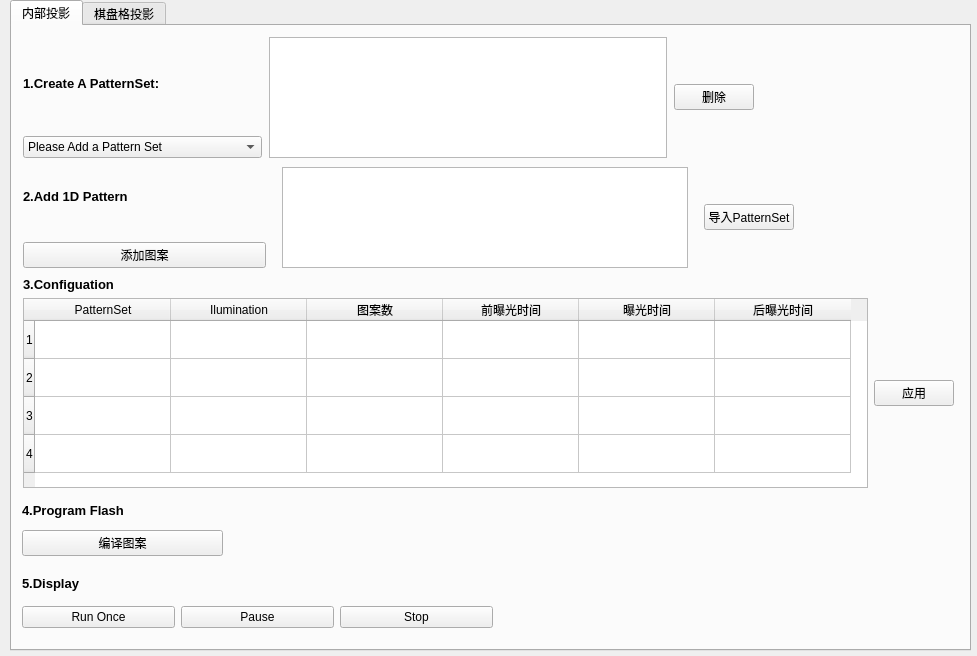
Old version of the form module/Com_DLP/dlpconfigui.ui in the repository IICTCVGaoCeSoftware/EyeStack.
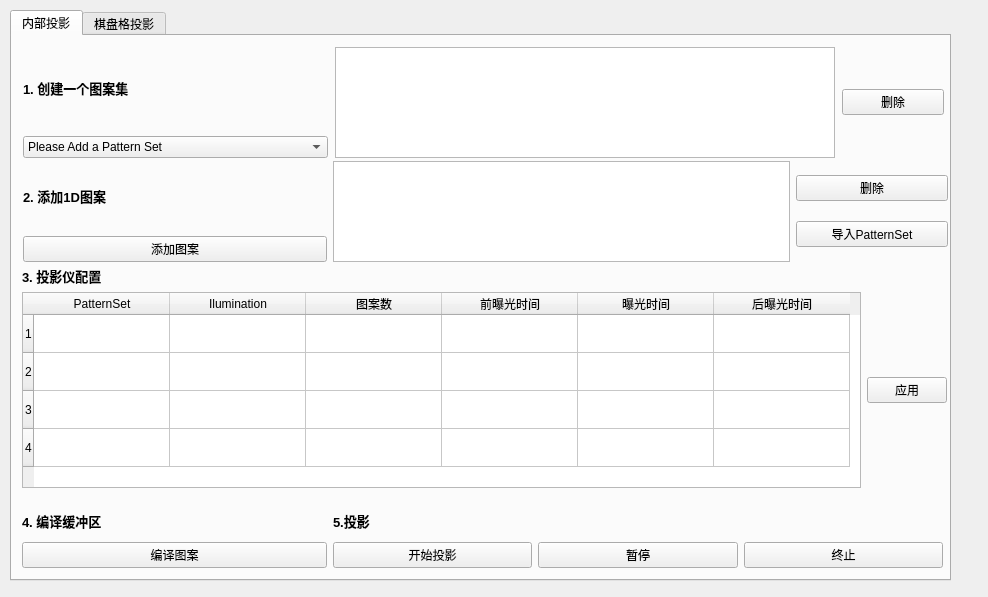
New version of the form. The open tabs and pages were chosen to show the change. Icons and pictures are not drawn.

Patch:
```diff
--- a/module/Com_DLP/dlpconfigui.ui
+++ b/module/Com_DLP/dlpconfigui.ui
@@ -6,8 +6,8 @@
    <rect>
     <x>0</x>
     <y>0</y>
-    <width>977</width>
-    <height>656</height>
+    <width>988</width>
+    <height>597</height>
    </rect>
   </property>
   <property name="windowTitle">
@@ -17,11 +17,17 @@
    <property name="geometry">
     <rect>
      <x>10</x>
-     <y>0</y>
-     <width>961</width>
-     <height>651</height>
+     <y>10</y>
+     <width>941</width>
+     <height>571</height>
     </rect>
    </property>
+   <property name="sizePolicy">
+    <sizepolicy hsizetype="Expanding" vsizetype="Expanding">
+     <horstretch>2</horstretch>
+     <verstretch>0</verstretch>
+    </sizepolicy>
+   </property>
    <property name="tabPosition">
     <enum>QTabWidget::North</enum>
    </property>
@@ -29,69 +35,22 @@
     <enum>QTabWidget::Rounded</enum>
    </property>
    <property name="currentIndex">
-    <number>1</number>
+    <number>0</number>
+   </property>
+   <property name="movable">
+    <bool>false</bool>
    </property>
    <widget class="QWidget" name="tab">
     <attribute name="title">
      <string>内部投影</string>
     </attribute>
-    <widget class="QWidget" name="layoutWidget_3">
-     <property name="geometry">
-      <rect>
-       <x>10</x>
-       <y>540</y>
-       <width>471</width>
-       <height>62</height>
-      </rect>
-     </property>
-     <layout class="QVBoxLayout" name="verticalLayout_19">
-      <item>
-       <widget class="QLabel" name="label_16">
-        <property name="font">
-         <font>
-          <pointsize>10</pointsize>
-          <bold>true</bold>
-         </font>
-        </property>
-        <property name="text">
-         <string>5.Display</string>
-        </property>
-       </widget>
-      </item>
-      <item>
-       <layout class="QHBoxLayout" name="horizontalLayout_13">
-        <item>
-         <widget class="QPushButton" name="RunButton">
-          <property name="text">
-           <string>Run Once</string>
-          </property>
-         </widget>
-        </item>
-        <item>
-         <widget class="QPushButton" name="PauseButton">
-          <property name="text">
-           <string>Pause</string>
-          </property>
-         </widget>
-        </item>
-        <item>
-         <widget class="QPushButton" name="StopButton">
-          <property name="text">
-           <string>Stop</string>
-          </property>
-         </widget>
-        </item>
-       </layout>
-      </item>
-     </layout>
-    </widget>
     <widget class="QWidget" name="layoutWidget">
      <property name="geometry">
       <rect>
        <x>11</x>
        <y>11</y>
-       <width>731</width>
-       <height>121</height>
+       <width>921</width>
+       <height>111</height>
       </rect>
      </property>
      <layout class="QHBoxLayout" name="horizontalLayout_10" stretch="3,5,1">
@@ -109,7 +68,7 @@
            </font>
           </property>
           <property name="text">
-           <string>1.Create A PatternSet:</string>
+           <string>1. 创建一个图案集</string>
           </property>
          </widget>
         </item>
@@ -182,109 +141,9 @@
      <property name="geometry">
       <rect>
        <x>10</x>
-       <y>470</y>
-       <width>201</width>
-       <height>60</height>
-      </rect>
-     </property>
-     <layout class="QVBoxLayout" name="verticalLayout_18">
-      <item>
-       <widget class="QLabel" name="label_15">
-        <property name="font">
-         <font>
-          <pointsize>10</pointsize>
-          <bold>true</bold>
-         </font>
-        </property>
-        <property name="text">
-         <string>4.Program Flash</string>
-        </property>
-       </widget>
-      </item>
-      <item>
-       <widget class="QPushButton" name="ProgramButton">
-        <property name="text">
-         <string>编译图案</string>
-        </property>
-       </widget>
-      </item>
-     </layout>
-    </widget>
-    <widget class="QWidget" name="layoutWidget">
-     <property name="geometry">
-      <rect>
-       <x>11</x>
-       <y>141</y>
-       <width>771</width>
-       <height>101</height>
-      </rect>
-     </property>
-     <layout class="QHBoxLayout" name="horizontalLayout_2" stretch="3,5,1">
-      <property name="spacing">
-       <number>16</number>
-      </property>
-      <item>
-       <layout class="QVBoxLayout" name="verticalLayout_16">
-        <item>
-         <widget class="QLabel" name="label_13">
-          <property name="font">
-           <font>
-            <pointsize>10</pointsize>
-            <bold>true</bold>
-           </font>
-          </property>
-          <property name="text">
-           <string>2.Add 1D Pattern</string>
-          </property>
-         </widget>
-        </item>
-        <item>
-         <widget class="QPushButton" name="ImageButton">
-          <property name="text">
-           <string>添加图案</string>
-          </property>
-         </widget>
-        </item>
-       </layout>
-      </item>
-      <item>
-       <widget class="QListView" name="Pattern">
-        <property name="sizePolicy">
-         <sizepolicy hsizetype="Maximum" vsizetype="Maximum">
-          <horstretch>0</horstretch>
-          <verstretch>0</verstretch>
-         </sizepolicy>
-        </property>
-        <property name="maximumSize">
-         <size>
-          <width>500</width>
-          <height>250</height>
-         </size>
-        </property>
-        <property name="lineWidth">
-         <number>18</number>
-        </property>
-        <property name="modelColumn">
-         <number>0</number>
-        </property>
-       </widget>
-      </item>
-      <item>
-       <widget class="QPushButton" name="DumpPatternSet">
-        <property name="text">
-         <string>导入PatternSet</string>
-        </property>
-       </widget>
-      </item>
-     </layout>
-    </widget>
-    <widget class="QWidget" name="layoutWidget">
-     <property name="geometry">
-      <rect>
-       <x>11</x>
-       <y>251</y>
-       <width>931</width>
-       <height>211</height>
+       <y>230</y>
+       <width>925</width>
+       <height>222</height>
       </rect>
      </property>
      <layout class="QVBoxLayout" name="verticalLayout_2">
@@ -297,7 +156,7 @@
          </font>
         </property>
         <property name="text">
-         <string>3.Configuation</string>
+         <string>3. 投影仪配置</string>
         </property>
        </widget>
       </item>
@@ -373,6 +232,188 @@
       </item>
      </layout>
     </widget>
+    <widget class="QWidget" name="">
+     <property name="geometry">
+      <rect>
+       <x>11</x>
+       <y>125</y>
+       <width>925</width>
+       <height>101</height>
+      </rect>
+     </property>
+     <layout class="QHBoxLayout" name="horizontalLayout_2" stretch="2,3,1">
+      <item>
+       <layout class="QVBoxLayout" name="verticalLayout_16">
+        <item>
+         <widget class="QLabel" name="label_13">
+          <property name="font">
+           <font>
+            <pointsize>10</pointsize>
+            <bold>true</bold>
+           </font>
+          </property>
+          <property name="text">
+           <string>2. 添加1D图案</string>
+          </property>
+         </widget>
+        </item>
+        <item>
+         <widget class="QPushButton" name="ImageButton">
+          <property name="text">
+           <string>添加图案</string>
+          </property>
+          <property name="icon">
+           <iconset resource="../Asset/asset.qrc">
+            <normaloff>:/icon/fa/plus-square-regular.svg</normaloff>:/icon/fa/plus-square-regular.svg</iconset>
+          </property>
+         </widget>
+        </item>
+       </layout>
+      </item>
+      <item>
+       <widget class="QListView" name="Pattern">
+        <property name="sizePolicy">
+         <sizepolicy hsizetype="Maximum" vsizetype="Maximum">
+          <horstretch>0</horstretch>
+          <verstretch>0</verstretch>
+         </sizepolicy>
+        </property>
+        <property name="maximumSize">
+         <size>
+          <width>500</width>
+          <height>250</height>
+         </size>
+        </property>
+        <property name="lineWidth">
+         <number>18</number>
+        </property>
+        <property name="modelColumn">
+         <number>0</number>
+        </property>
+       </widget>
+      </item>
+      <item>
+       <layout class="QVBoxLayout" name="verticalLayout_3">
+        <item>
+         <widget class="QPushButton" name="DeletePattern">
+          <property name="text">
+           <string>删除</string>
+          </property>
+          <property name="icon">
+           <iconset resource="../Asset/asset.qrc">
+            <normaloff>:/icon/fa/minus-circle-solid.svg</normaloff>:/icon/fa/minus-circle-solid.svg</iconset>
+          </property>
+         </widget>
+        </item>
+        <item>
+         <widget class="QPushButton" name="DumpPatternSet">
+          <property name="text">
+           <string>导入PatternSet</string>
+          </property>
+          <property name="icon">
+           <iconset resource="../Asset/asset.qrc">
+            <normaloff>:/icon/fa/arrow-circle-right-solid.svg</normaloff>:/icon/fa/arrow-circle-right-solid.svg</iconset>
+          </property>
+         </widget>
+        </item>
+       </layout>
+      </item>
+     </layout>
+    </widget>
+    <widget class="QWidget" name="">
+     <property name="geometry">
+      <rect>
+       <x>10</x>
+       <y>470</y>
+       <width>921</width>
+       <height>62</height>
+      </rect>
+     </property>
+     <layout class="QHBoxLayout" name="horizontalLayout_4" stretch="1,2">
+      <item>
+       <layout class="QVBoxLayout" name="verticalLayout_4">
+        <item>
+         <widget class="QLabel" name="label_15">
+          <property name="font">
+           <font>
+            <pointsize>10</pointsize>
+            <bold>true</bold>
+           </font>
+          </property>
+          <property name="text">
+           <string>4. 编译缓冲区</string>
+          </property>
+         </widget>
+        </item>
+        <item>
+         <widget class="QPushButton" name="ProgramButton">
+          <property name="text">
+           <string>编译图案</string>
+          </property>
+          <property name="icon">
+           <iconset resource="../Asset/asset.qrc">
+            <normaloff>:/icon/fa/download-solid.svg</normaloff>:/icon/fa/download-solid.svg</iconset>
+          </property>
+         </widget>
+        </item>
+       </layout>
+      </item>
+      <item>
+       <layout class="QVBoxLayout" name="verticalLayout_5">
+        <item>
+         <widget class="QLabel" name="label_16">
+          <property name="font">
+           <font>
+            <pointsize>10</pointsize>
+            <bold>true</bold>
+           </font>
+          </property>
+          <property name="text">
+           <string>5.投影</string>
+          </property>
+         </widget>
+        </item>
+        <item>
+         <layout class="QHBoxLayout" name="horizontalLayout_13">
+          <item>
+           <widget class="QPushButton" name="RunButton">
+            <property name="text">
+             <string>开始投影</string>
+            </property>
+            <property name="icon">
+             <iconset resource="../Asset/asset.qrc">
+              <normaloff>:/icon/fa/play-circle-regular.svg</normaloff>:/icon/fa/play-circle-regular.svg</iconset>
+            </property>
+           </widget>
+          </item>
+          <item>
+           <widget class="QPushButton" name="PauseButton">
+            <property name="text">
+             <string>暂停</string>
+            </property>
+            <property name="icon">
+             <iconset resource="../Asset/asset.qrc">
+              <normaloff>:/icon/fa/pause-circle-regular.svg</normaloff>:/icon/fa/pause-circle-regular.svg</iconset>
+            </property>
+           </widget>
+          </item>
+          <item>
+           <widget class="QPushButton" name="StopButton">
+            <property name="text">
+             <string>终止</string>
+            </property>
+            <property name="icon">
+             <iconset resource="../Asset/asset.qrc">
+              <normaloff>:/icon/fa/stop-circle-regular.svg</normaloff>:/icon/fa/stop-circle-regular.svg</iconset>
+            </property>
+           </widget>
+          </item>
+         </layout>
+        </item>
+       </layout>
+      </item>
+     </layout>
+    </widget>
    </widget>
    <widget class="QWidget" name="tab_2">
     <attribute name="title">
```
Left out of the diff: 27 changed lines with no effect on the pictures.
